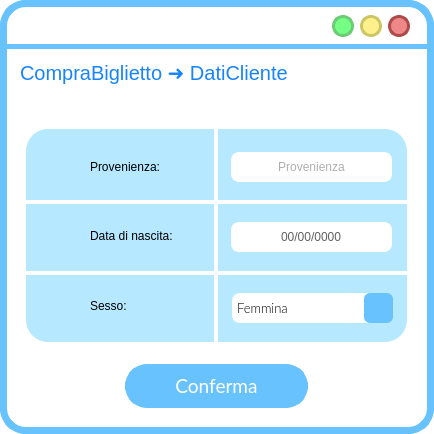
Above: frontend/ui/InserisciDatiCliente.ui from MrPio/MuseoOmero before the change. Below: the same form after it.
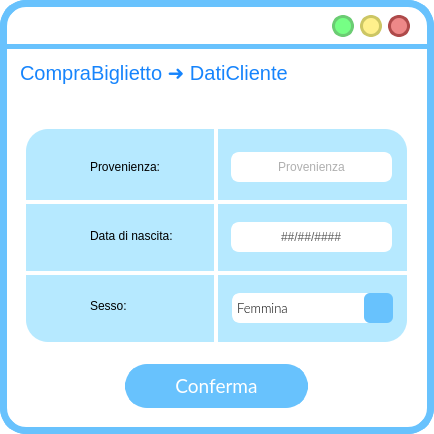
That is the form after the change. Icons and pictures are not drawn.

What changed in the file:
```diff
--- a/frontend/ui/InserisciDatiCliente.ui
+++ b/frontend/ui/InserisciDatiCliente.ui
@@ -672,7 +672,7 @@
 border: 2px solid rgba(255, 255, 255);</string>
     </property>
     <property name="inputMask">
-     <string>00/00/0000;0</string>
+     <string>00/00/0000;#</string>
     </property>
     <property name="text">
      <string>//</string>
```
